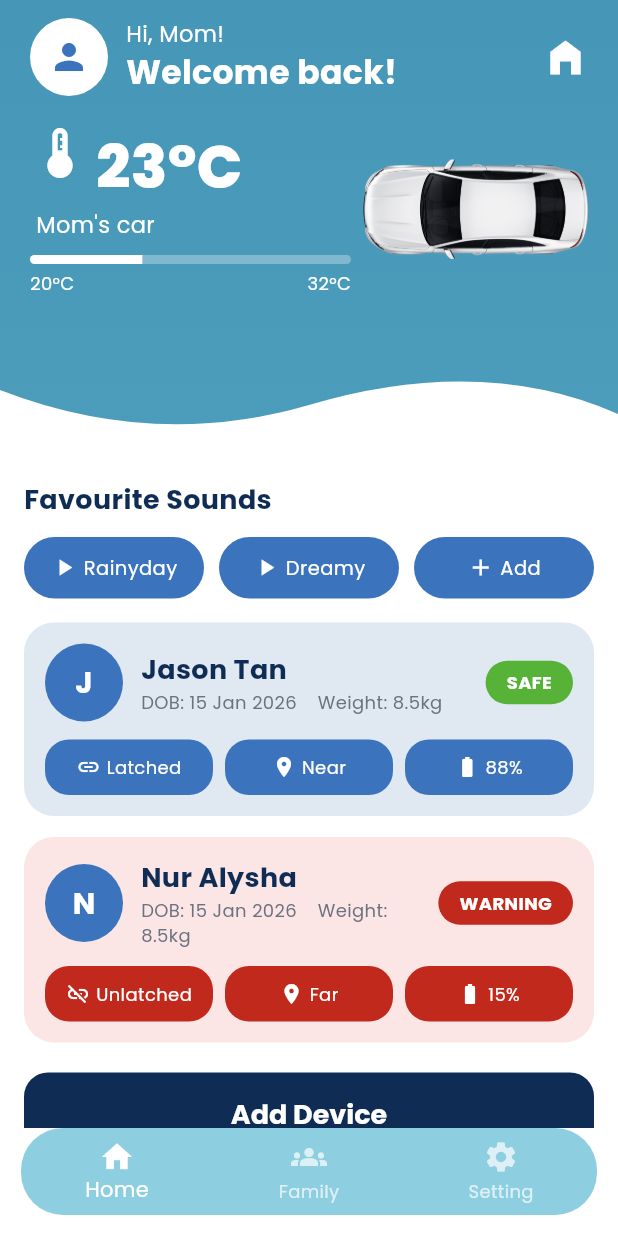
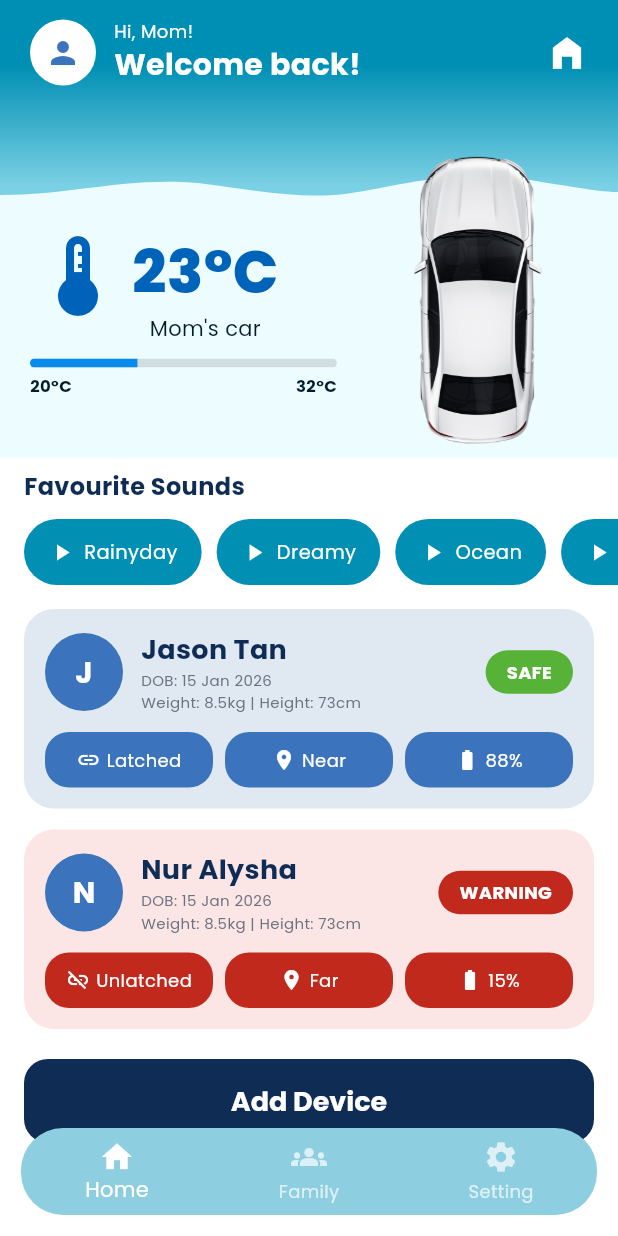
Before and after one commit to Liyohhh/seatcare_app, a Flutter app: the MainScreen screen opened directly, on a phone screen of 412 x 824 dp. Run offline on Flutter 3.47's test engine with Material 3 defaults, Android fonts, the phone set to English and light mode, and no system bars; our stand-ins replace google_fonts, supabase_flutter; accounts and stored records are empty.

Commit message:
Homepage Fixes

```diff
--- a/lib/core/theme.dart
+++ b/lib/core/theme.dart
@@ -7,8 +7,8 @@ class AppColors {
   // Brand
   static const navy         = Color(0xFF0F2D54); // primary buttons, headings
   static const navyDeep     = Color(0xFF0D1117); // logo wings / darkest text
-  static const headerTop    = Color(0xFF4696B7); // wave-header gradient start
-  static const headerBottom = Color(0xFF4C9DBC); // wave-header gradient end
+  static const headerTop    = Color(0xFF008FB4); // wave-header gradient start (dark)
+  static const headerBottom = Color(0xFF7AD0E4); // wave-header gradient end (light)
   static const accent       = Color(0xFF3B74BC); // links, info pills
   static const value        = Color(0xFF5187C6); // big stat numbers
   static const dot          = Color(0xFF2AAEE0); // logo dot / bright accent
@@ -34,6 +34,7 @@ const kHeaderGradient = LinearGradient(
   begin: Alignment.topCenter,
   end: Alignment.bottomCenter,
   colors: [AppColors.headerTop, AppColors.headerBottom],
+  stops: [0.31, 0.88],
 );
 
 class AppTheme {
--- a/lib/screens/home_screen.dart
+++ b/lib/screens/home_screen.dart
@@ -1,3 +1,4 @@
+import 'dart:math' show pi;
 import 'package:flutter/material.dart';
 import '../core/theme.dart';
 
@@ -15,7 +16,7 @@ class HomeScreen extends StatelessWidget {
           crossAxisAlignment: CrossAxisAlignment.start,
           children: [
             _header(),
-            const SizedBox(height: 20),
+            const SizedBox(height: 8),
             _sounds(),
             const SizedBox(height: 16),
             Padding(
@@ -24,7 +25,7 @@ class HomeScreen extends StatelessWidget {
                 children: const [
                   _ChildCard(
                     name: 'Jason Tan',
-                    info: 'DOB: 15 Jan 2026    Weight: 8.5kg',
+                    info: 'DOB: 15 Jan 2026\nWeight: 8.5kg | Height: 73cm',
                     safe: true,
                     buckled: true,
                     near: true,
@@ -33,7 +34,7 @@ class HomeScreen extends StatelessWidget {
                   SizedBox(height: 14),
                   _ChildCard(
                     name: 'Nur Alysha',
-                    info: 'DOB: 15 Jan 2026    Weight: 8.5kg',
+                    info: 'DOB: 15 Jan 2026\nWeight: 8.5kg | Height: 73cm',
                     safe: false,
                     buckled: false,
                     near: false,
@@ -58,29 +59,53 @@ class HomeScreen extends StatelessWidget {
   }
 
   Widget _header() {
+    // Outer Stack: bg → wave → car (on top of wave) → text
     return Stack(
       children: [
+        // ── 1. Light blue background ────────────────────────────────────────
+        Positioned.fill(child: Container(color: const Color(0xFFE5FCFF).withAlpha(180))),
+
+        // ── 2. Wave gradient (behind the car) ───────────────────────────────
               ClipPath(
                 clipper: _WaveClipper(),
                 child: Container(
-            height: 300,
+                  height: 140,
                   width: double.infinity,
                   decoration: const BoxDecoration(gradient: kHeaderGradient),
                 ),
               ),
+
+        // ── 3. Car image — ON TOP of wave, beside temperature content ────────
+        //    left+right pins the car to the right half; Center handles
+        //    horizontal centering regardless of image aspect ratio.
+        Positioned(
+          left: 210,
+          right: -15,
+          top: 95,
+          bottom: 0,
+          child: Center(
+              child: RotatedBox(
+              quarterTurns: 1, // +90° → front of car faces up
+              child: Image.asset(
+                'assets/images/car_pic_on_top.png',
+                height: 85, // controls visual width after rotation
+                fit: BoxFit.contain,
+                errorBuilder: (c, e, s) => const SizedBox(),
+              ),
+            ),
+          ),
+        ),
+
+        // ── 4. Profile row (always on top) ──────────────────────────────────
         SafeArea(
           child: Padding(
             padding: const EdgeInsets.fromLTRB(20, 12, 20, 0),
-            child: Column(
-              crossAxisAlignment: CrossAxisAlignment.start,
-              children: [
-                Row(
+            child: Row(
               children: const [
                 CircleAvatar(
-                      radius: 26,
+                  radius: 22,
                   backgroundColor: Colors.white,
-                      child:
-                          Icon(Icons.person, color: AppColors.accent, size: 28),
+                  child: Icon(Icons.person, color: AppColors.accent, size: 24),
                 ),
                 SizedBox(width: 12),
                 Expanded(
@@ -88,83 +113,88 @@ class HomeScreen extends StatelessWidget {
                     crossAxisAlignment: CrossAxisAlignment.start,
                     children: [
                       Text('Hi, Mom!',
-                              style: TextStyle(
-                                  color: Colors.white, fontSize: 15)),
+                          style: TextStyle(color: Colors.white, fontSize: 12)),
                       Text('Welcome back!',
                           style: TextStyle(
                               color: Colors.white,
-                                  fontSize: 22,
+                              fontSize: 20,
                               fontWeight: FontWeight.w700)),
                     ],
                   ),
                 ),
-                    Icon(Icons.home_filled, color: Colors.white, size: 30),
+                Icon(Icons.home_filled, color: Colors.white, size: 28),
               ],
             ),
-                const SizedBox(height: 18),
-                Row(
-                  children: [
-                    Expanded(
-                      child: Column(
+          ),
+        ),
+
+        // ── 5. Temperature section (below the wave, left side only) ─────────
+        Padding(
+          padding: const EdgeInsets.only(top: 140),
+          child: Padding(
+            padding: const EdgeInsets.fromLTRB(20, 12, 20, 20),
+            child: LayoutBuilder(
+              builder: (context, constraints) {
+                // Left half only — the car occupies the right portion
+                final leftWidth = constraints.maxWidth * 0.55;
+                return Column(
                   crossAxisAlignment: CrossAxisAlignment.start,
                   children: [
                     Row(
                       crossAxisAlignment: CrossAxisAlignment.start,
                       children: const [
-                              Icon(Icons.thermostat,
-                                  color: Colors.white, size: 40),
+                        Icon(Icons.thermostat, color: Color(0xFF0063BA), size: 64),
                         SizedBox(width: 4),
+                        Column(
+                          crossAxisAlignment: CrossAxisAlignment.center,
+                          children: [
                             Text('23°C',
                                 style: TextStyle(
-                                      color: Colors.white,
+                                    color: Color(0xFF0063BA),
                                     fontSize: 40,
                                     fontWeight: FontWeight.w800)),
+                            Text("Mom's car",
+                                style: TextStyle(color: Color(0xFF031E2A), fontSize: 14)),
                           ],
                         ),
-                          const Padding(
-                            padding: EdgeInsets.only(left: 4),
-                            child: Text("Mom's car",
-                                style: TextStyle(
-                                    color: Colors.white, fontSize: 15)),
+                      ],
                     ),
                     const SizedBox(height: 10),
-                          ClipRRect(
+                    SizedBox(
+                      width: leftWidth,
+                      child: ClipRRect(
                         borderRadius: BorderRadius.circular(6),
                         child: const LinearProgressIndicator(
                           value: 0.35,
                           minHeight: 6,
-                              backgroundColor: Colors.white30,
-                              color: Colors.white,
+                          backgroundColor: Colors.black12,
+                          color: Color(0xFF088BEA),
                         ),
                       ),
-                          const Padding(
-                            padding: EdgeInsets.only(top: 4),
-                            child: Row(
+                    ),
+                    const SizedBox(height: 4),
+                    SizedBox(
+                      width: leftWidth,
+                      child: const Row(
                         mainAxisAlignment: MainAxisAlignment.spaceBetween,
                         children: [
                           Text('20°C',
                               style: TextStyle(
-                                        color: Colors.white, fontSize: 12)),
+                                  color: Color(0xFF031E2A),
+                                  fontSize: 11,
+                                  fontWeight: FontWeight.bold)),
                           Text('32°C',
                               style: TextStyle(
-                                        color: Colors.white, fontSize: 12)),
+                                  color: Color(0xFF031E2A),
+                                  fontSize: 11,
+                                  fontWeight: FontWeight.bold)),
                         ],
                       ),
                     ),
+                    const SizedBox(height: 20),
                   ],
-                      ),
-                    ),
-                    const SizedBox(width: 8),
-                    Image.asset(
-                      'assets/images/car_pic_on_top.png',
-                      width: 150,
-                      fit: BoxFit.contain,
-                      errorBuilder: (c, e, s) =>
-                          const SizedBox(width: 150, height: 70),
-                    ),
-                  ],
-                ),
-              ],
+                );
+              },
             ),
           ),
         ),
@@ -173,48 +203,52 @@ class HomeScreen extends StatelessWidget {
   }
 
   Widget _sounds() {
-    return Padding(
-      padding: const EdgeInsets.symmetric(horizontal: 16),
-      child: Column(
+    return Column(
       crossAxisAlignment: CrossAxisAlignment.start,
       children: [
-          const Text('Favourite Sounds',
-              style: TextStyle(fontSize: 18, fontWeight: FontWeight.w700)),
-          const SizedBox(height: 12),
-          Row(
+        const Padding(
+          padding: EdgeInsets.symmetric(horizontal: 16),
+          child: Text('Favourite Sounds',
+              style: TextStyle(fontSize: 16, fontWeight: FontWeight.w700)),
+        ),
+        const SizedBox(height: 10),
+        SizedBox(
+          height: 44,
+          child: ListView(
+            scrollDirection: Axis.horizontal,
+            padding: const EdgeInsets.symmetric(horizontal: 16),
             children: [
               _soundChip(Icons.play_arrow, 'Rainyday'),
               const SizedBox(width: 10),
               _soundChip(Icons.play_arrow, 'Dreamy'),
               const SizedBox(width: 10),
-              _soundChip(Icons.add, 'Add'),
+              _soundChip(Icons.play_arrow, 'Ocean'),
+              const SizedBox(width: 10),
+              _soundChip(Icons.play_arrow, 'Lullaby'),
+              const SizedBox(width: 10),
+              _soundChip(Icons.add, 'Add sound'),
             ],
           ),
+        ),
       ],
-      ),
     );
   }
 
   Widget _soundChip(IconData icon, String label) {
-    return Expanded(
-      child: Container(
-        padding: const EdgeInsets.symmetric(vertical: 11),
+    return Container(
+      padding: const EdgeInsets.symmetric(horizontal: 16, vertical: 10),
       decoration: BoxDecoration(
-          color: AppColors.accent,
+        color: const Color(0xFF018FB4),
         borderRadius: BorderRadius.circular(24),
       ),
       child: Row(
-          mainAxisAlignment: MainAxisAlignment.center,
+        mainAxisSize: MainAxisSize.min,
         children: [
           Icon(icon, color: Colors.white, size: 18),
-            const SizedBox(width: 4),
-            Flexible(
-              child: Text(label,
-                  overflow: TextOverflow.ellipsis,
+          const SizedBox(width: 6),
+          Text(label,
               style: const TextStyle(color: Colors.white, fontSize: 13)),
-            ),
         ],
-        ),
       ),
     );
   }
@@ -269,7 +303,7 @@ class _ChildCard extends StatelessWidget {
                             fontSize: 18, fontWeight: FontWeight.w700)),
                     Text(info,
                         style: const TextStyle(
-                            fontSize: 12, color: AppColors.textSecondary)),
+                            fontSize: 10, color: AppColors.textSecondary, height: 1.5)),
                   ],
                 ),
               ),
@@ -329,21 +363,47 @@ class _ChildCard extends StatelessWidget {
   }
 }
 
-/// Curved wave shape for the header bottom edge.
+/// Two-loop wave: small crest on the left, bigger crest on the right.
 class _WaveClipper extends CustomClipper<Path> {
   @override
   Path getClip(Size size) {
     final path = Path();
-    path.lineTo(0, size.height - 40);
-    path.quadraticBezierTo(
-        size.width * 0.25, size.height, size.width * 0.5, size.height - 30);
-    path.quadraticBezierTo(
-        size.width * 0.78, size.height - 64, size.width, size.height - 24);
-    path.lineTo(size.width, 0);
+    final h = size.height;
+    final w = size.width;
+
+    path.lineTo(0, h - 10);
+
+    // ── Left crest — flat, subtle bump ────────────────────────────────────
+    path.cubicTo(
+      w * 0.12, h - 10,
+      w * 0.20, h - 22,
+      w * 0.32, h - 18,
+    );
+    // Trough
+    path.cubicTo(
+      w * 0.40, h - 14,
+      w * 0.47, h - 8,
+      w * 0.54, h - 10,
+    );
+
+    // ── Right crest — gentle, flattened bump ──────────────────────────────
+    path.cubicTo(
+      w * 0.61, h - 12,
+      w * 0.70, h - 26,
+      w * 0.82, h - 22,
+    );
+    // Settle to right edge
+    path.cubicTo(
+      w * 0.90, h - 18,
+      w * 0.96, h - 12,
+      w, h - 12,
+    );
+
+    path.lineTo(w, 0);
     path.close();
     return path;
   }
 
   @override
-  bool shouldReclip(CustomClipper<Path> oldClipper) => false;
+  bool shouldReclip(CustomClipper<Path> oldClipper) => true;
 }
--- a/lib/screens/main_screen.dart
+++ b/lib/screens/main_screen.dart
@@ -23,7 +23,8 @@ class _MainScreenState extends State<MainScreen> {
   @override
   Widget build(BuildContext context) {
     return Scaffold(
-      backgroundColor: Colors.white,
+      backgroundColor: Colors.transparent,
+      extendBody: true,
       body: _pages[_index],
       bottomNavigationBar: Container(
         margin: const EdgeInsets.fromLTRB(14, 0, 14, 14),
```
Also changed, not shown: .cursor/settings.json. Lines whose indentation alone changed are shown as unchanged.
